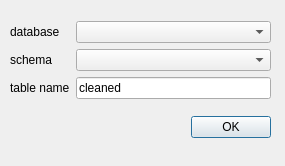
Qt form DbSettings_dialog_base.ui (spacesyntax/Rcl-topology-cleaner) before a commit.
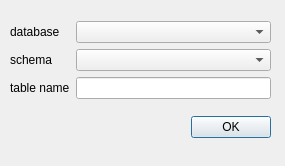
The same form after that commit.

```diff
--- a/DbSettings_dialog_base.ui
+++ b/DbSettings_dialog_base.ui
@@ -55,7 +55,7 @@
       <item row="2" column="1">
        <widget class="QLineEdit" name="nameLineEdit">
         <property name="text">
-         <string>cleaned</string>
+         <string/>
         </property>
        </widget>
       </item>
```
